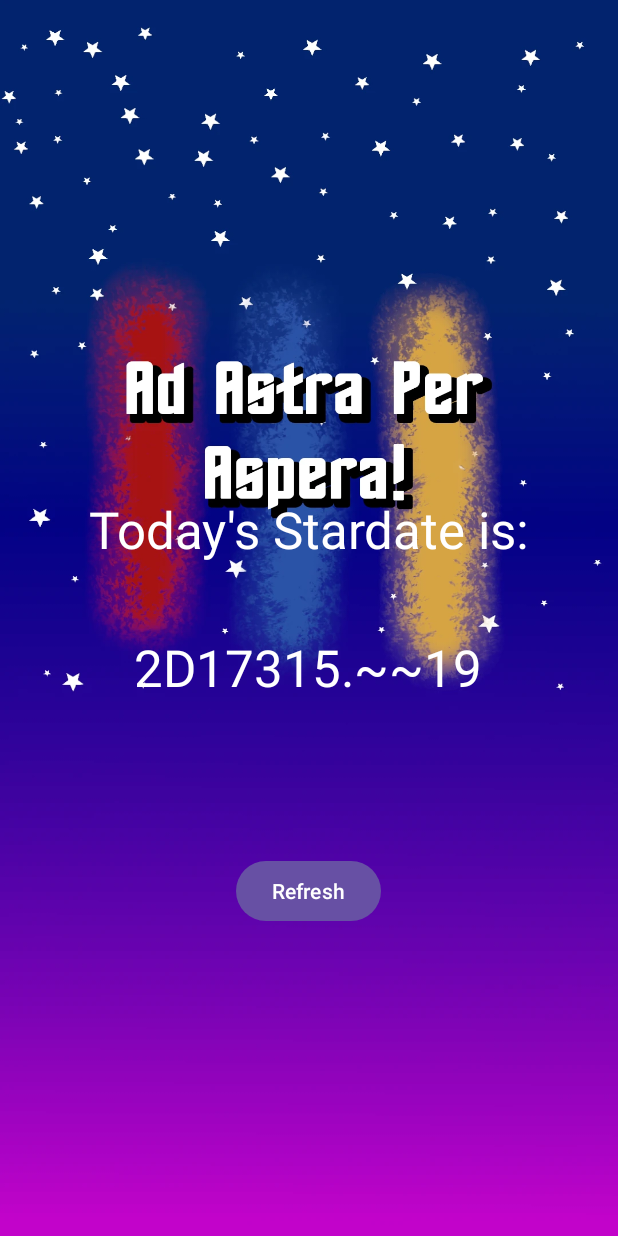
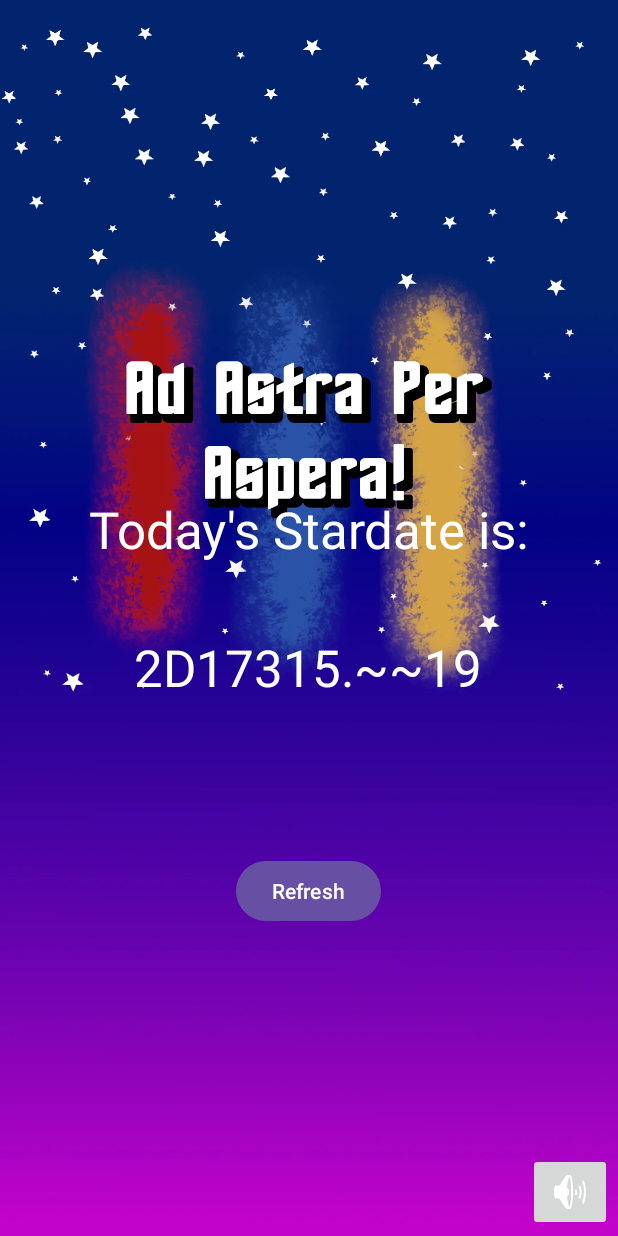
Before and after one commit to 2744-ContriteArray/Calendarium-Stellare-in-Androidio, an Android app: the screen it shows after launch (MainActivity), after a tap on "Refresh", on a phone screen of 412 x 824 dp. Run offline under Robolectric (Android 15) with nearby library versions, the light colour scheme and no system bars.

Commit message:
VERSION 0.1.5
- Added sound to refresher OnClick()
- Added ImageButton mute_button, does exactly what it seems like

WARNING
Days calculation *APPEARS* to be fixed. However, this has happened before and then relapsed due to yet unknown cause(s). Close observation required!

CURRENT ISSUES
- Calculations in calcStardate() need verification
- Minutes are not calculating properly
   - evaluates to a constant regardless of elapsed time. will not increment
- Time of day is currently behind by approximately 0h49m11s
   - python time: 04.3722
   - Java time: 03.4811
   - Earth time 4:48 pm EST (9/10/26)

```diff
--- a/app/src/main/java/com/ContriteArray/calendariumstellareAndr/MainActivity.java
+++ b/app/src/main/java/com/ContriteArray/calendariumstellareAndr/MainActivity.java
@@ -1,8 +1,12 @@
 package com.ContriteArray.calendariumstellareAndr;
 
+import android.media.AudioManager;
+import android.media.MediaPlayer;
+import android.media.SoundPool;
 import android.os.Bundle;
 import android.view.View;
 import android.widget.Button;
+import android.widget.ImageButton;
 import android.widget.TextView;
 
 import androidx.activity.EdgeToEdge;
@@ -20,6 +24,8 @@ import java.util.Objects;
 public class MainActivity extends AppCompatActivity {
 
     public static TextView debugHermes;
+    private ImageButton mute_button;
+    private boolean muted;
     Button refresher;
 
     @Override
@@ -34,6 +40,8 @@ public class MainActivity extends AppCompatActivity {
         });
 
         refresher = (Button) findViewById(R.id.refresher);
+        muted = false;
+        mute_button = (ImageButton) findViewById(R.id.mute_button);
 
 
     }
@@ -72,6 +80,14 @@ public class MainActivity extends AppCompatActivity {
 
         StarNow.setText(Stime);
 
+        // Set OnClick() for mute button
+        mute_button.setOnClickListener(new View.OnClickListener() {
+            @Override
+            public void onClick(View v) {
+                muted = !muted;
+            }
+        });
+
         refresher.setOnClickListener(new View.OnClickListener() {
             @Override
             public void onClick(View v) {
@@ -84,6 +100,14 @@ public class MainActivity extends AppCompatActivity {
                     Stime = Stime.concat(digit);
                 }
 
+                /*SoundPool chirp = new SoundPool.Builder().build();
+                int soundCode = chirp.load(getApplicationContext(), R.raw.combadge, 1);
+                chirp.play(soundCode, 1.0f,1.0f,1,0,1.5f);*/
+                if(!muted) {
+                    MediaPlayer chirp = MediaPlayer.create(getApplicationContext(), R.raw.combadge);
+                    chirp.start();
+                }
+
                 StarNow.setText(Stime);
             }
         });
--- a/app/src/main/res/layout/activity_main.xml
+++ b/app/src/main/res/layout/activity_main.xml
@@ -33,6 +33,7 @@
         android:layout_marginTop="56dp"
         android:layout_marginBottom="160dp"
         android:enabled="true"
+        android:soundEffectsEnabled="true"
         android:text="Refresh"
         android:textColorLink="#E7E701"
         app:layout_constraintBottom_toBottomOf="parent"
@@ -78,4 +79,14 @@
         app:layout_constraintHorizontal_bias="0.5"
         app:layout_constraintStart_toStartOf="parent" />
 
+    <ImageButton
+        android:id="@+id/mute_button"
+        android:layout_width="wrap_content"
+        android:layout_height="wrap_content"
+        android:layout_marginEnd="4dp"
+        android:layout_marginBottom="3dp"
+        app:layout_constraintBottom_toBottomOf="parent"
+        app:layout_constraintEnd_toEndOf="parent"
+        app:srcCompat="@android:drawable/ic_lock_silent_mode_off" />
+
 </androidx.constraintlayout.widget.ConstraintLayout>
```
Also changed, not shown: 1 other file.
